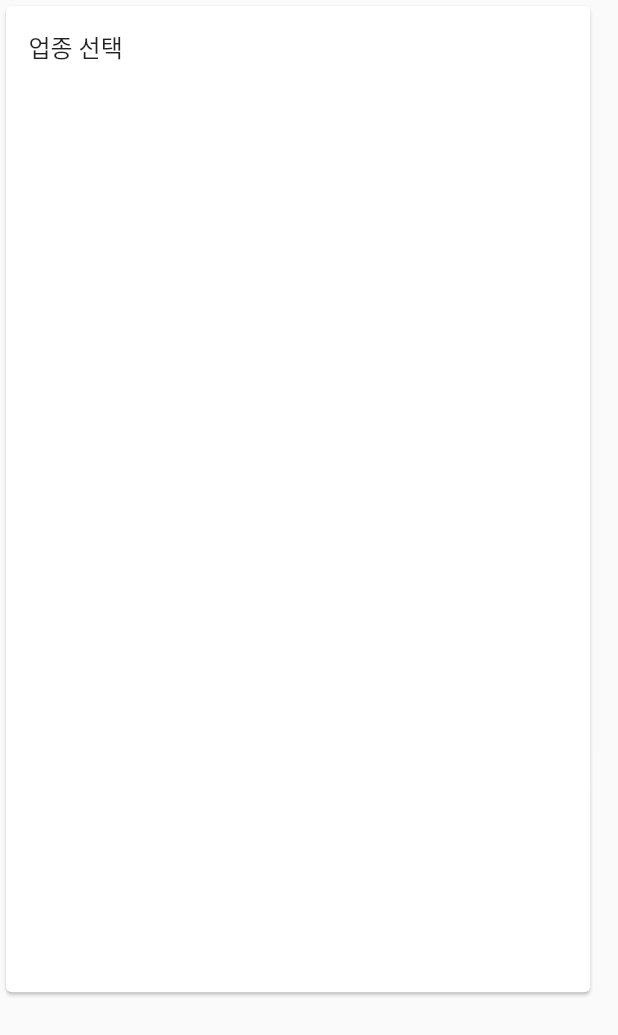
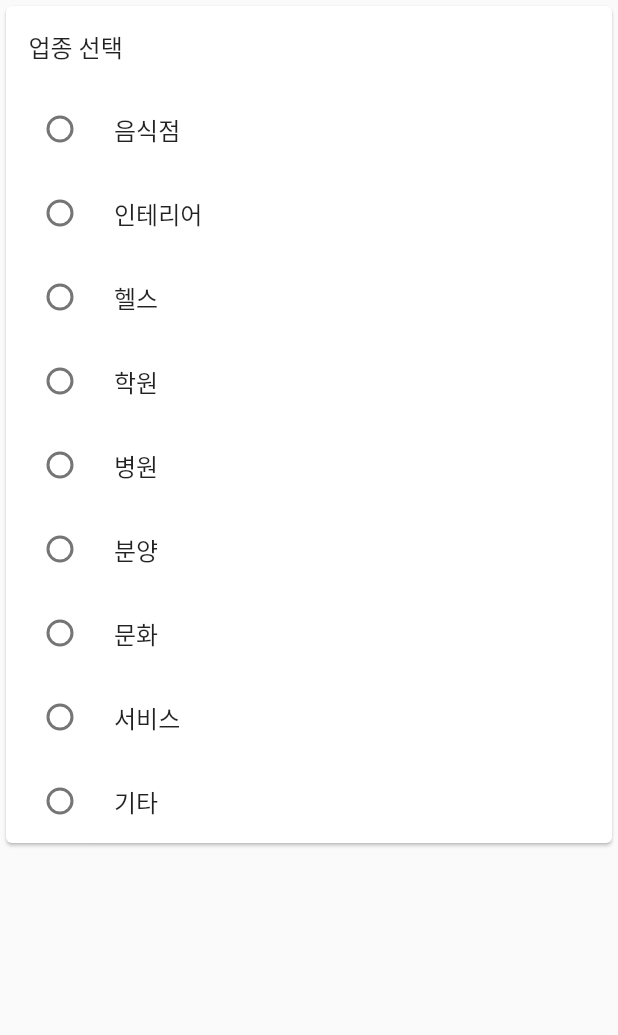
Before and after one commit to zeratulspc/ld_chart_flutter, a Flutter app: the SelectIndustry widget shown alone on an empty page, opened directly, on a phone screen of 412 x 824 dp. Shown: the top 1035 px of the screen. Run offline on Flutter 3.47's test engine with Material 2 defaults, Android fonts, the phone set to English and light mode, and no system bars; our stand-ins replace smooth_page_indicator.

Commit message:
201005_1
코드를맞추자

```diff
--- a/lib/page/card/selectIndutsry.dart
+++ b/lib/page/card/selectIndutsry.dart
@@ -1,11 +1,53 @@
 import 'package:flutter/material.dart';
 
+typedef void Selected(int value);
+
+enum Industry {
+  restaurant, //음식점 0
+  interior, //인테리어 1
+  health, //헬스 2
+  academy, //학원 3
+  hospital, //병원 4
+  subDivision, //분양 5
+  culture, //문화 6
+  service, //서비스 7
+  etc, //기타 8
+}
+
 class SelectIndustry extends StatefulWidget {
+  final int vi;
+  final Selected nextPage;
+
+  SelectIndustry({this.nextPage, this.vi});
+
   @override
-  SelectIndustryState createState() => SelectIndustryState();
+  SelectIndustryState createState() => SelectIndustryState(nextPage, vi);
 }
 
 class SelectIndustryState extends State<SelectIndustry> {
+  final int vi;
+  final Selected nextPage; // 선택 완료 후 Callback
+
+  int v = 0;
+
+  @override
+  void initState() {
+    super.initState();
+    if(vi != 0) {
+      setState(() {
+        v = vi;
+      });
+    }
+  }
+
+  SelectIndustryState(this.nextPage, this.vi);
+
+  void onChanged(int c) {
+      setState(() {
+        v = c;
+      });
+      nextPage(c);
+  }
 
   @override
   Widget build(BuildContext context) {
@@ -21,11 +63,59 @@ class SelectIndustryState extends State<SelectIndustry> {
             margin: EdgeInsets.only(left: 15,top: 15, bottom: 15),
             child: Text("업종 선택", style: titleStyle,),
           ),
-          Container(
-            width: screenSize.width/1.1,
-            height: screenSize.height/1.4,
-            //color: Colors.green,
-            margin: EdgeInsets.only(left: 15,bottom: 15),
+          RadioListTile(
+            groupValue: v,
+            value: 0,
+            title: Text("음식점", style: listStyle,),
+            onChanged: (int v) => onChanged(v),
+          ),
+          RadioListTile(
+            groupValue: v,
+            value: 1,
+            title: Text("인테리어", style: listStyle,),
+            onChanged: (int v) => onChanged(v),
+          ),
+          RadioListTile(
+            groupValue: v,
+            value: 2,
+            title: Text("헬스", style: listStyle,),
+            onChanged: (int v) => onChanged(v),
+          ),
+          RadioListTile(
+            groupValue: v,
+            value: 3,
+            title: Text("학원", style: listStyle,),
+            onChanged: (int v) => onChanged(v),
+          ),
+          RadioListTile(
+            groupValue: v,
+            value: 4,
+            title: Text("병원", style: listStyle,),
+            onChanged: (int v) => onChanged(v),
+          ),
+          RadioListTile(
+            groupValue: v,
+            value: 5,
+            title: Text("분양", style: listStyle,),
+            onChanged: (int v) => onChanged(v),
+          ),
+          RadioListTile(
+            groupValue: v,
+            value: 6,
+            title: Text("문화", style: listStyle,),
+            onChanged: (int v) => onChanged(v),
+          ),
+          RadioListTile(
+            groupValue: v,
+            value: 7,
+            title: Text("서비스", style: listStyle,),
+            onChanged: (int v) => onChanged(v),
+          ),
+          RadioListTile(
+            groupValue: v,
+            value: 8,
+            title: Text("기타", style: listStyle,),
+            onChanged: (int v) => onChanged(v),
           ),
         ],
       ),
--- a/lib/page/home.dart
+++ b/lib/page/home.dart
@@ -71,7 +71,14 @@ class HomeState extends State<Home> {
                     });
                   },
                 ),
-                SelectIndustry(),
+                SelectIndustry(
+                  vi: v5,
+                  nextPage: (int v) {
+                    setState(() {
+                      v5 = v;
+                    });
+                  },
+                ),
               ],
             ),
           ),
```
